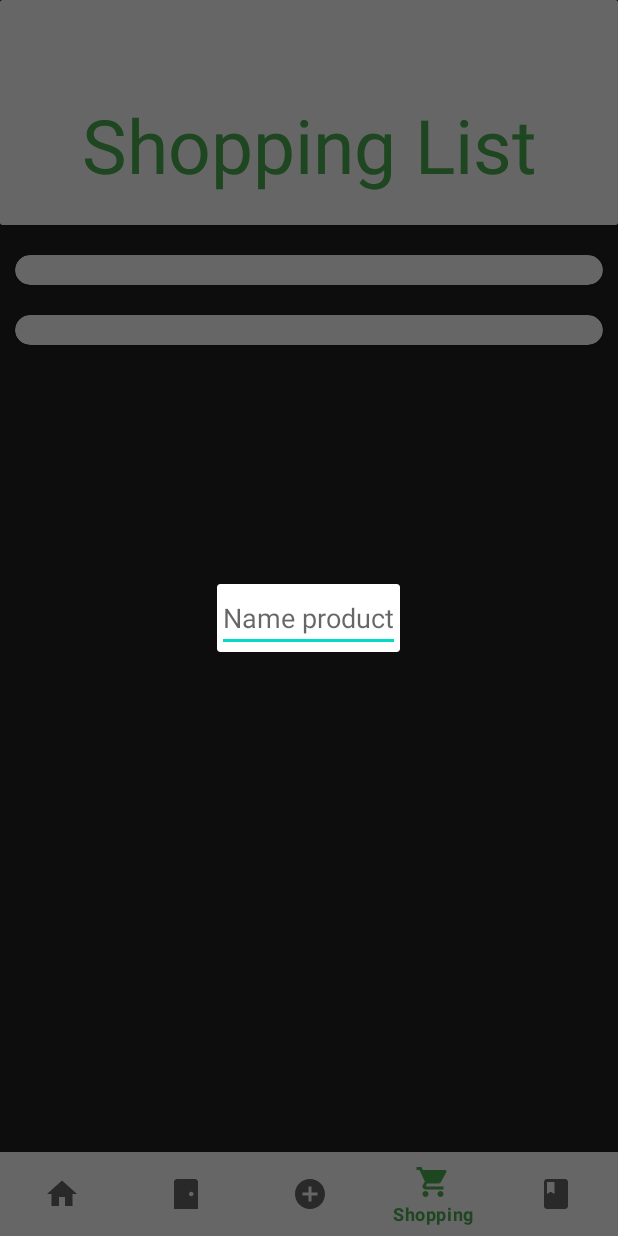
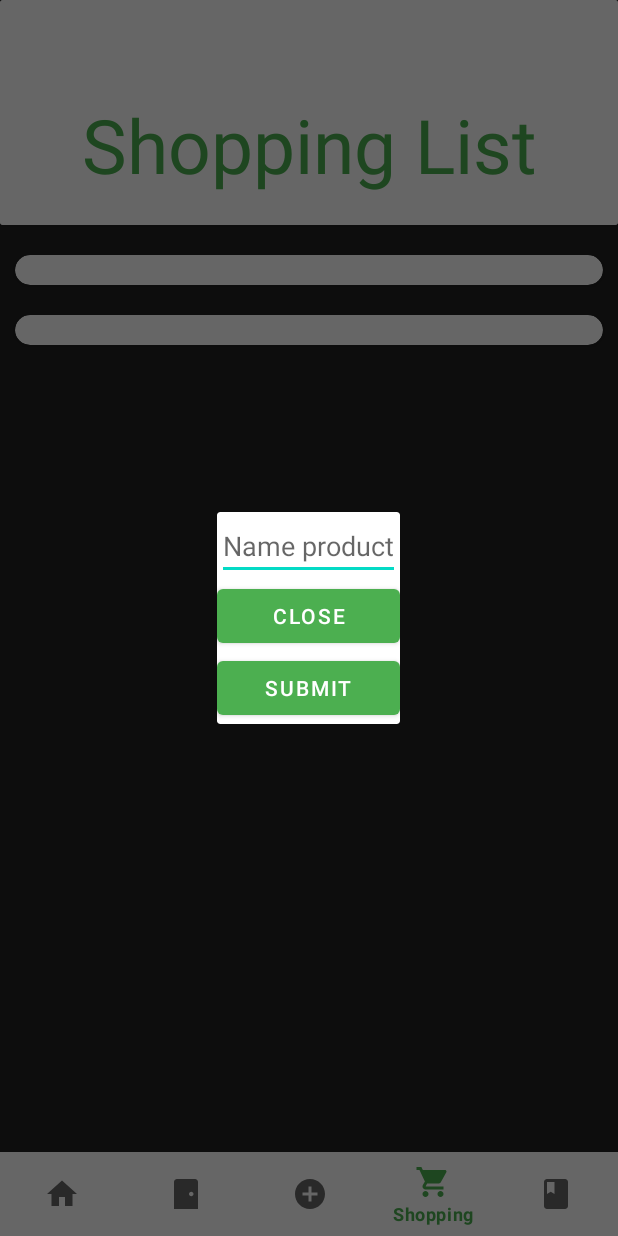
Before and after one commit to SterretjeK/Smart-cupboard-app, an Android app: the screen it shows after launch (MainActivity), item 4 of the bottom bar chosen, on a phone screen of 412 x 824 dp. Run offline under Robolectric (Android 15) with nearby library versions, the phone set to English and light mode, and no system bars.

Commit message:
Added buttons

```diff
--- a/App/app/src/main/res/layout/add_dialog.xml
+++ b/App/app/src/main/res/layout/add_dialog.xml
@@ -11,4 +11,16 @@
         android:layout_height="wrap_content"
         android:hint="Name product"/>
 
+    <Button
+        android:id="@+id/button_close"
+        android:layout_width="match_parent"
+        android:layout_height="wrap_content"
+        android:text="Close"/>
+
+    <Button
+        android:id="@+id/button_submit"
+        android:layout_width="match_parent"
+        android:layout_height="wrap_content"
+        android:text="Submit"/>
+
 </LinearLayout>
```
